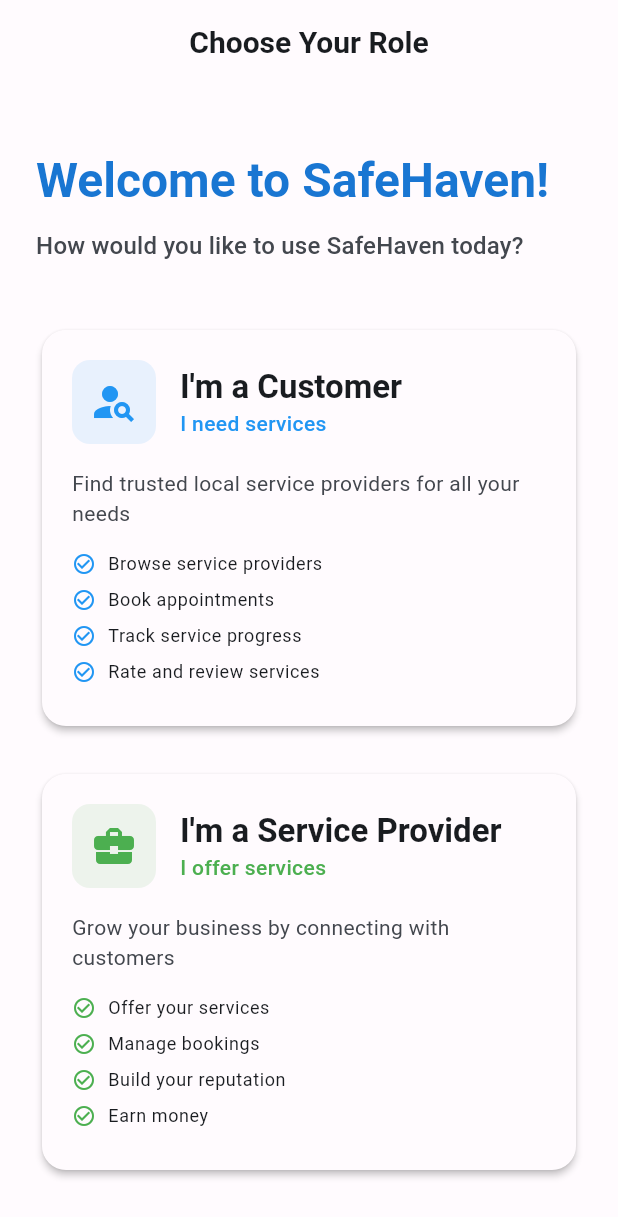
After one commit to sheemasyed02/SafeHaven, a Flutter app: the RoleSelectionScreen screen opened by its route, on a phone screen of 412 x 824 dp. The commit adds this screen. Shown: the top 1217 px of the screen. Run offline on Flutter 3.47's test engine with Material 3 defaults, Android fonts, the phone set to English and light mode, and no system bars; our stand-ins replace flutter_riverpod, go_router, image_picker, loading_animation_widget, supabase_flutter; accounts and stored records are empty.

```diff
--- a/lib/router/app_router.dart
+++ b/lib/router/app_router.dart
@@ -7,6 +7,7 @@ import '../services/supabase_service.dart';
 import '../screens/home/splash_screen.dart';
 import '../screens/auth/login_screen.dart';
 import '../screens/auth/register_screen.dart';
+import '../screens/auth/role_selection_screen.dart';
 import '../screens/home/home_screen.dart';
 import '../screens/user/profile_screen.dart';
 import '../screens/customer/customer_dashboard.dart';
@@ -27,7 +28,6 @@ final routerProvider = Provider<GoRouter>((ref) {
       final isRegisterRoute = state.matchedLocation == '/register';
       final isSplashRoute = state.matchedLocation == '/';
       final isHomeRoute = state.matchedLocation == '/home';
-
       // If not authenticated and trying to access protected route
       if (user == null && !isLoginRoute && !isRegisterRoute && !isSplashRoute && !isHomeRoute) {
         return '/login';
@@ -50,13 +50,13 @@ final routerProvider = Provider<GoRouter>((ref) {
                 return '/provider-dashboard';
             }
           }
-          // If no profile or error, go to home to let user set up profile
-          print('No profile found, going to home');
-          return '/home';
+          // If no profile or currentMode not set, go to role selection
+          print('No profile or currentMode found, going to role selection');
+          return '/role-selection';
         } catch (e) {
-          // If profile fetch fails, go to home
-          print('Error fetching profile: $e, going to home');
-          return '/home';
+          // If profile fetch fails, go to role selection
+          print('Error fetching profile: $e, going to role selection');
+          return '/role-selection';
         }
       }
 
@@ -77,6 +77,13 @@ final routerProvider = Provider<GoRouter>((ref) {
         path: '/register',
         name: 'register',
         builder: (context, state) => const RegisterScreen(),
+      ),
+      GoRoute(
+        path: '/role-selection',
+        name: 'role-selection',
+        builder: (context, state) => const AuthGuard(
+          child: RoleSelectionScreen(),
+        ),
       ),
       GoRoute(
         path: '/home',
--- /dev/null
+++ b/lib/screens/auth/role_selection_screen.dart
@@ -0,0 +1,320 @@
+import 'package:flutter/material.dart';
+import 'package:flutter_riverpod/flutter_riverpod.dart';
+import 'package:go_router/go_router.dart';
+import '../../models/user_profile.dart';
+import '../../services/role_switch_service.dart';
+
+class RoleSelectionScreen extends ConsumerStatefulWidget {
+  const RoleSelectionScreen({super.key});
+
+  @override
+  ConsumerState<RoleSelectionScreen> createState() => _RoleSelectionScreenState();
+}
+
+class _RoleSelectionScreenState extends ConsumerState<RoleSelectionScreen> {
+  UserRole? _selectedRole;
+  bool _isLoading = false;
+
+  @override
+  Widget build(BuildContext context) {
+    final theme = Theme.of(context);
+
+    return Scaffold(
+      appBar: AppBar(
+        title: const Text('Choose Your Role'),
+        backgroundColor: theme.colorScheme.surface,
+        automaticallyImplyLeading: false,
+      ),
+      body: SingleChildScrollView(
+        padding: const EdgeInsets.all(24),
+        child: Column(
+          crossAxisAlignment: CrossAxisAlignment.start,
+          children: [
+            const SizedBox(height: 20),
+
+            // Header
+            Text(
+              'Welcome to SafeHaven!',
+              style: theme.textTheme.headlineLarge?.copyWith(
+                fontWeight: FontWeight.bold,
+                color: theme.colorScheme.primary,
+              ),
+            ),
+
+            const SizedBox(height: 12),
+
+            Text(
+              'How would you like to use SafeHaven today?',
+              style: theme.textTheme.titleMedium?.copyWith(
+                color: theme.colorScheme.onSurfaceVariant,
+              ),
+            ),
+
+            const SizedBox(height: 40),
+
+            // Role Cards
+            _buildRoleCard(
+              role: UserRole.customer,
+              title: 'I\'m a Customer',
+              subtitle: 'I need services',
+              description: 'Find trusted local service providers for all your needs',
+              icon: Icons.person_search,
+              color: Colors.blue,
+              features: [
+                'Browse service providers',
+                'Book appointments',
+                'Track service progress',
+                'Rate and review services',
+              ],
+            ),
+
+            const SizedBox(height: 24),
+
+            _buildRoleCard(
+              role: UserRole.provider,
+              title: 'I\'m a Service Provider',
+              subtitle: 'I offer services',
+              description: 'Grow your business by connecting with customers',
+              icon: Icons.business_center,
+              color: Colors.green,
+              features: [
+                'Offer your services',
+                'Manage bookings',
+                'Build your reputation',
+                'Earn money',
+              ],
+            ),
+
+            const SizedBox(height: 40),
+
+            // Continue Button
+            SizedBox(
+              width: double.infinity,
+              child: ElevatedButton(
+                onPressed: _selectedRole == null || _isLoading ? null : _continueWithRole,
+                style: ElevatedButton.styleFrom(
+                  backgroundColor: theme.colorScheme.primary,
+                  foregroundColor: theme.colorScheme.onPrimary,
+                  padding: const EdgeInsets.symmetric(vertical: 16),
+                  shape: RoundedRectangleBorder(
+                    borderRadius: BorderRadius.circular(12),
+                  ),
+                ),
+                child: _isLoading
+                    ? const SizedBox(
+                        height: 20,
+                        width: 20,
+                        child: CircularProgressIndicator(
+                          strokeWidth: 2,
+                          valueColor: AlwaysStoppedAnimation<Color>(Colors.white),
+                        ),
+                      )
+                    : const Text(
+                        'Continue',
+                        style: TextStyle(
+                          fontSize: 16,
+                          fontWeight: FontWeight.w600,
+                        ),
+                      ),
+              ),
+            ),
+
+            const SizedBox(height: 16),
+
+            // Note about switching
+            Container(
+              padding: const EdgeInsets.all(16),
+              decoration: BoxDecoration(
+                color: theme.colorScheme.surfaceVariant.withOpacity(0.5),
+                borderRadius: BorderRadius.circular(12),
+                border: Border.all(
+                  color: theme.colorScheme.outline.withOpacity(0.2),
+                ),
+              ),
+              child: Row(
+                children: [
+                  Icon(
+                    Icons.info_outline,
+                    color: theme.colorScheme.primary,
+                    size: 20,
+                  ),
+                  const SizedBox(width: 12),
+                  Expanded(
+                    child: Text(
+                      'You can switch between roles anytime from your profile settings.',
+                      style: theme.textTheme.bodySmall?.copyWith(
+                        color: theme.colorScheme.onSurfaceVariant,
+                      ),
+                    ),
+                  ),
+                ],
+              ),
+            ),
+          ],
+        ),
+      ),
+    );
+  }
+
+  Widget _buildRoleCard({
+    required UserRole role,
+    required String title,
+    required String subtitle,
+    required String description,
+    required IconData icon,
+    required Color color,
+    required List<String> features,
+  }) {
+    final theme = Theme.of(context);
+    final isSelected = _selectedRole == role;
+
+    return Card(
+      elevation: isSelected ? 8 : 2,
+      child: InkWell(
+        onTap: () {
+          setState(() {
+            _selectedRole = role;
+          });
+        },
+        borderRadius: BorderRadius.circular(12),
+        child: Container(
+          padding: const EdgeInsets.all(20),
+          decoration: BoxDecoration(
+            borderRadius: BorderRadius.circular(12),
+            border: isSelected
+                ? Border.all(color: color, width: 2)
+                : null,
+          ),
+          child: Column(
+            crossAxisAlignment: CrossAxisAlignment.start,
+            children: [
+              Row(
+                children: [
+                  Container(
+                    padding: const EdgeInsets.all(12),
+                    decoration: BoxDecoration(
+                      color: color.withOpacity(0.1),
+                      borderRadius: BorderRadius.circular(12),
+                    ),
+                    child: Icon(
+                      icon,
+                      color: color,
+                      size: 32,
+                    ),
+                  ),
+                  const SizedBox(width: 16),
+                  Expanded(
+                    child: Column(
+                      crossAxisAlignment: CrossAxisAlignment.start,
+                      children: [
+                        Text(
+                          title,
+                          style: theme.textTheme.titleLarge?.copyWith(
+                            fontWeight: FontWeight.bold,
+                          ),
+                        ),
+                        Text(
+                          subtitle,
+                          style: theme.textTheme.bodyMedium?.copyWith(
+                            color: color,
+                            fontWeight: FontWeight.w500,
+                          ),
+                        ),
+                      ],
+                    ),
+                  ),
+                  if (isSelected)
+                    Container(
+                      padding: const EdgeInsets.all(4),
+                      decoration: BoxDecoration(
+                        color: color,
+                        shape: BoxShape.circle,
+                      ),
+                      child: const Icon(
+                        Icons.check,
+                        color: Colors.white,
+                        size: 16,
+                      ),
+                    ),
+                ],
+              ),
+
+              const SizedBox(height: 16),
+
+              Text(
+                description,
+                style: theme.textTheme.bodyMedium?.copyWith(
+                  color: theme.colorScheme.onSurfaceVariant,
+                ),
+              ),
+
+              const SizedBox(height: 16),
+
+              // Features list
+              ...features.map((feature) => Padding(
+                padding: const EdgeInsets.only(bottom: 8),
+                child: Row(
+                  children: [
+                    Icon(
+                      Icons.check_circle_outline,
+                      color: color,
+                      size: 16,
+                    ),
+                    const SizedBox(width: 8),
+                    Expanded(
+                      child: Text(
+                        feature,
+                        style: theme.textTheme.bodySmall,
+                      ),
+                    ),
+                  ],
+                ),
+              )),
+            ],
+          ),
+        ),
+      ),
+    );
+  }
+
+  Future<void> _continueWithRole() async {
+    if (_selectedRole == null) return;
+
+    setState(() {
+      _isLoading = true;
+    });
+
+    try {
+      // Switch to the selected role
+      final roleSwitchService = ref.read(roleSwitchServiceProvider);
+      final updatedProfile = await roleSwitchService.switchToRole(_selectedRole!);
+
+      if (updatedProfile != null && mounted) {
+        // Navigate to appropriate dashboard
+        switch (_selectedRole!) {
+          case UserRole.customer:
+            context.go('/customer-dashboard');
+            break;
+          case UserRole.provider:
+            context.go('/provider-dashboard');
+            break;
+        }
+      }
+    } catch (e) {
+      if (mounted) {
+        ScaffoldMessenger.of(context).showSnackBar(
+          SnackBar(
+            content: Text('Failed to set role: $e'),
+            backgroundColor: Colors.red,
+          ),
+        );
+      }
+    } finally {
+      if (mounted) {
+        setState(() {
+          _isLoading = false;
+        });
+      }
+    }
+  }
+}
```
Also changed, not shown: lib/services/role_switch_service.dart (added, +71 -0 lines), lib/services/supabase_service.dart (+5 -5 lines), 1 other file.
